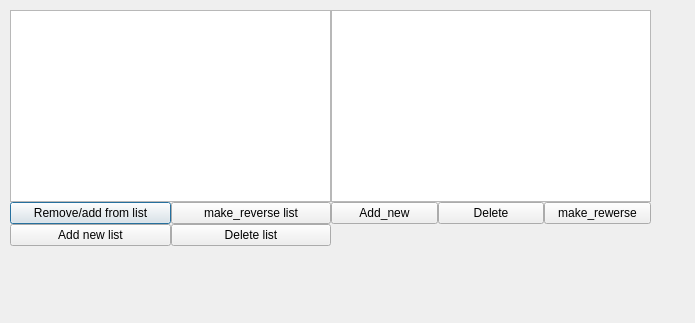
AndrikB/2-Course, file lab3_2/alarm_clock.ui: the form before one commit.
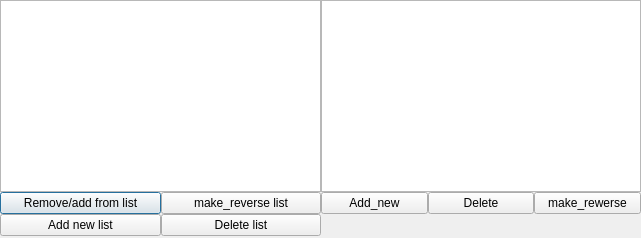
The form after the commit.

Patch:
```diff
--- a/lab3_2/alarm_clock.ui
+++ b/lab3_2/alarm_clock.ui
@@ -6,18 +6,18 @@
    <rect>
     <x>0</x>
     <y>0</y>
-    <width>695</width>
-    <height>323</height>
+    <width>641</width>
+    <height>238</height>
    </rect>
   </property>
   <property name="windowTitle">
    <string>Dialog</string>
   </property>
-  <widget class="QWidget" name="">
+  <widget class="QWidget" name="layoutWidget">
    <property name="geometry">
     <rect>
-     <x>10</x>
-     <y>10</y>
+     <x>0</x>
+     <y>0</y>
      <width>641</width>
      <height>251</height>
     </rect>
```
Left out of the diff: 20 changed lines with no effect on the pictures.
